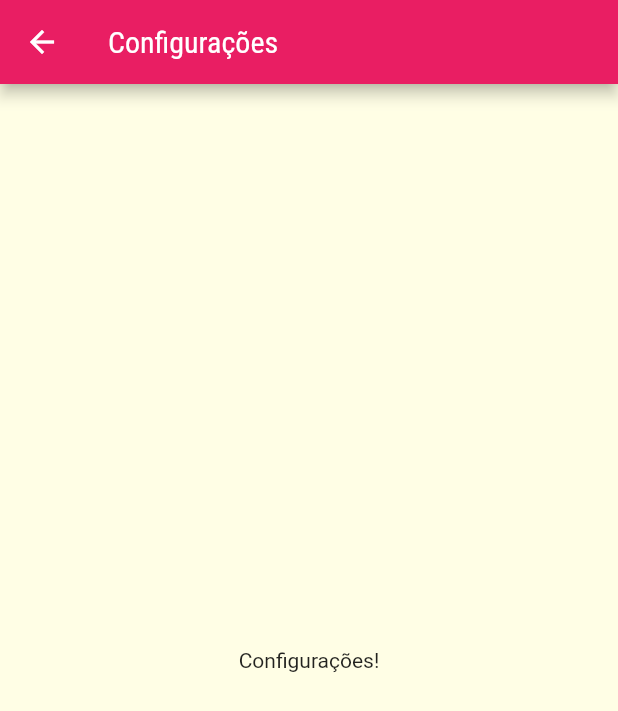
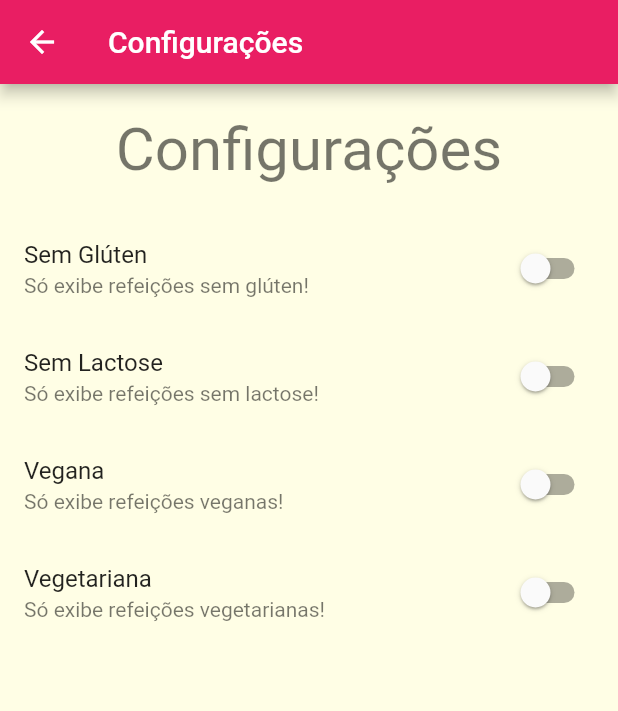
Before and after one commit to marcelonuness/Meals, a Flutter app: the SettingsScreen screen opened by its route, on a phone screen of 412 x 824 dp. Shown: the top 711 px of the screen. Run offline on Flutter 3.47's test engine with Material 2 defaults, Android fonts, the phone set to English and light mode, and no system bars; network calls fail.

Commit message:
v 21-11-2022

```diff
--- a/meals/lib/components/category_item.dart
+++ b/meals/lib/components/category_item.dart
@@ -24,7 +24,7 @@ class CategoryItem extends StatelessWidget {
         padding: EdgeInsets.all(15),
         child: Text(
           category.title!,
-          style: Theme.of(context).textTheme.titleLarge,
+          style: Theme.of(context).textTheme.titleSmall,
         ),
         decoration: BoxDecoration(
           borderRadius: BorderRadius.circular(15),
--- a/meals/lib/components/meal_item.dart
+++ b/meals/lib/components/meal_item.dart
@@ -8,10 +8,18 @@ class MealItem extends StatelessWidget {
   const MealItem(this.meal);
 
   void _selectMeal(BuildContext context) {
-    Navigator.of(context).pushNamed(
+    Navigator.of(context)
+        .pushNamed(
       AppRoutes.MEAL_DETAIL,
       arguments: meal,
-    );
+    )
+        .then((result) {
+      if (result == null) {
+        print("sem resultado.");
+      } else {
+        print("O nome da refeição é $result.");
+      }
+    });
   }
 
   @override
--- a/meals/lib/main.dart
+++ b/meals/lib/main.dart
@@ -5,10 +5,20 @@ import './screens/meal_detail_screen.dart';
 import 'utils/app_routes.dart';
 import 'screens/tabs_screen.dart';
 import 'screens/settings_screen.dart';
+import 'models/meal.dart';
+import 'data/dummy_data.dart';
 
 void main() => runApp(MyApp());
 
-class MyApp extends StatelessWidget {
+class MyApp extends StatefulWidget {
+  @override
+  State<MyApp> createState() => _MyAppState();
+}
+
+class _MyAppState extends State<MyApp> {
+
+  List<Meal> _availableMeals = DUMMY_MEALS;
+
   @override
   Widget build(BuildContext context) {
     return MaterialApp(
@@ -19,7 +29,7 @@ class MyApp extends StatelessWidget {
         fontFamily: "Raleway",
         canvasColor: const Color.fromRGBO(255, 254, 229, 1),
         textTheme: ThemeData.light().textTheme.copyWith(
-              titleLarge: const TextStyle(
+              titleSmall: TextStyle(
                 fontSize: 20,
                 fontFamily: "RobotoCondensed",
               ),
@@ -27,7 +37,7 @@ class MyApp extends StatelessWidget {
       ),
       routes: {
         AppRoutes.HOME: (ctx) => TabsScreen(),
-        AppRoutes.CATEGORIES_MEALS: (ctx) => CategoriesMealsScreen(),
+        AppRoutes.CATEGORIES_MEALS: (ctx) => CategoriesMealsScreen(_availableMeals),
         AppRoutes.MEAL_DETAIL: (ctx) => MealDetailScreen(),
         AppRoutes.SETTINGS: (ctx) => SettingsScreen(),
       },
--- /dev/null
+++ b/meals/lib/models/settings.dart
@@ -0,0 +1,13 @@
+class Settings {
+  bool isGlutenFree;
+  bool isLactoseFree;
+  bool isVegan;
+  bool isVegetarian;
+
+  Settings({
+    this.isGlutenFree = false,
+    this.isLactoseFree = false,
+    this.isVegan = false,
+    this.isVegetarian = false,
+  });
+}
--- a/meals/lib/screens/categories_meals_screen.dart
+++ b/meals/lib/screens/categories_meals_screen.dart
@@ -1,15 +1,17 @@
 import 'package:flutter/material.dart';
-
 import '../models/category.dart';
-import '../data/dummy_data.dart';
 import '../components/meal_item.dart';
+import '../models/meal.dart';
 
 class CategoriesMealsScreen extends StatelessWidget {
+  final List<Meal> meals;
+  const CategoriesMealsScreen(this.meals);
+
   @override
   Widget build(BuildContext context) {
     final category = ModalRoute.of(context)!.settings.arguments as Category;
 
-    final categoryMeals = DUMMY_MEALS.where((meal) {
+    final categoryMeals = meals.where((meal) {
       return meal.categories.contains(category.id);
     }).toList();
 
--- a/meals/lib/screens/meal_detail_screen.dart
+++ b/meals/lib/screens/meal_detail_screen.dart
@@ -7,7 +7,7 @@ class MealDetailScreen extends StatelessWidget {
       margin: EdgeInsets.symmetric(vertical: 10),
       child: Text(
         title,
-        style: Theme.of(context).textTheme.titleLarge,
+        style: Theme.of(context).textTheme.titleSmall,
       ),
     );
   }
@@ -88,6 +88,12 @@ class MealDetailScreen extends StatelessWidget {
           ],
         ),
       ),
+      floatingActionButton: FloatingActionButton(
+        child: Icon(Icons.start),
+        onPressed: () {
+          Navigator.of(context).pop(meal.title);
+        },
+      ),
     );
   }
 }
--- a/meals/lib/screens/settings_screen.dart
+++ b/meals/lib/screens/settings_screen.dart
@@ -1,7 +1,27 @@
+import 'package:flutter/material.dart';
+import '../models/settings.dart';
 
-import 'package:flutter/material.dart';
+class SettingsScreen extends StatefulWidget {
+  @override
+  State<SettingsScreen> createState() => _SettingsScreenState();
+}
 
-class SettingsScreen extends StatelessWidget {
+class _SettingsScreenState extends State<SettingsScreen> {
+  var settings = Settings();
+
+  Widget _createSwitch(
+    String title,
+    String subtitle,
+    bool value,
+    Function(bool) onChanged,
+  ) {
+    return SwitchListTile.adaptive(
+      title: Text(title),
+      subtitle: Text(subtitle),
+      value: value,
+      onChanged: onChanged,
+    );
+  }
 
   @override
   Widget build(BuildContext context) {
@@ -9,8 +29,46 @@ class SettingsScreen extends StatelessWidget {
       appBar: AppBar(
         title: Text("Configurações"),
       ),
-      body: Center(
-        child: Text("Configurações!"),
+      body: Column(
+        children: [
+          Container(
+            padding: EdgeInsets.all(20),
+            child: Text(
+              "Configurações",
+              style: Theme.of(context).textTheme.headlineLarge,
+            ),
+          ),
+          Expanded(
+            child: ListView(
+              children: [
+                _createSwitch(
+                  "Sem Glúten",
+                  "Só exibe refeições sem glúten!",
+                  settings.isGlutenFree,
+                  (value) => setState(() => settings.isGlutenFree = value),
+                ),
+                _createSwitch(
+                  "Sem Lactose",
+                  "Só exibe refeições sem lactose!",
+                  settings.isLactoseFree,
+                  (value) => setState(() => settings.isLactoseFree = value),
+                ),
+                _createSwitch(
+                  "Vegana",
+                  "Só exibe refeições veganas!",
+                  settings.isVegan,
+                  (value) => setState(() => settings.isVegan = value),
+                ),
+                _createSwitch(
+                  "Vegetariana",
+                  "Só exibe refeições vegetarianas!",
+                  settings.isVegetarian,
+                  (value) => setState(() => settings.isVegetarian = value),
+                ),
+              ],
+            ),
+          ),
+        ],
       ),
     );
   }
```
